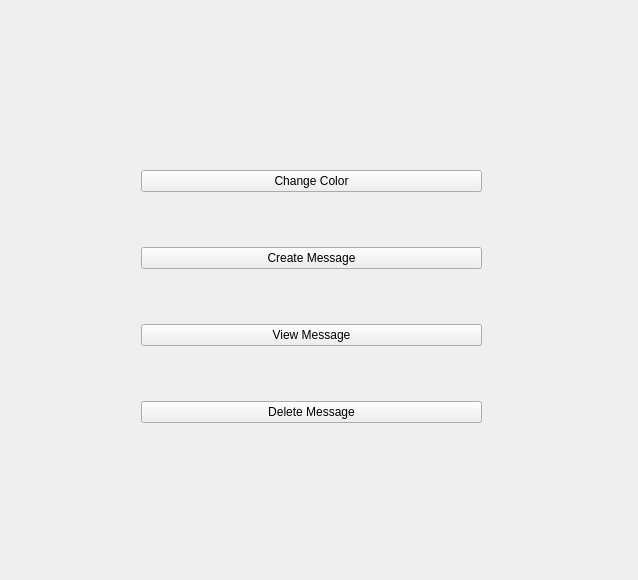
The window that CuringCamPAINS/gui/resourcesgui.ui (CS-205-S22/CuringCamPAINS) describes before a commit, drawn with Qt 5.
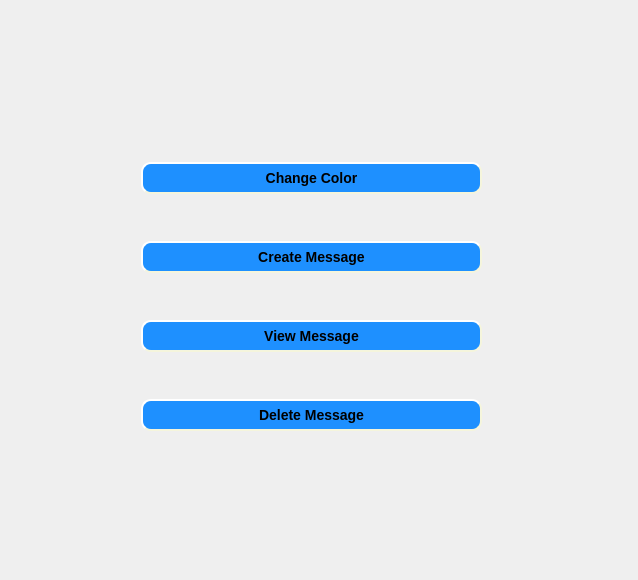
The same window after the commit. The open tabs and pages were chosen to show the change.

Patch:
```diff
--- a/CuringCamPAINS/gui/resourcesgui.ui
+++ b/CuringCamPAINS/gui/resourcesgui.ui
@@ -32,6 +32,15 @@
        <layout class="QVBoxLayout" name="verticalLayout_resources">
         <item>
          <widget class="QPushButton" name="pushButton_changeColor">
+          <property name="styleSheet">
+           <string notr="true">background-color:rgb(30,144,255);
+    border-style: outset;
+    border-width: 2px;
+    border-radius: 10px;
+    border-color: beige;
+    font: bold 14px;
+    padding: 6px;</string>
+          </property>
           <property name="text">
            <string>Change Color</string>
           </property>
@@ -39,6 +48,15 @@
         </item>
         <item>
          <widget class="QPushButton" name="pushButton_createMessage">
+          <property name="styleSheet">
+           <string notr="true">background-color:rgb(30,144,255);
+    border-style: outset;
+    border-width: 2px;
+    border-radius: 10px;
+    border-color: beige;
+    font: bold 14px;
+    padding: 6px;</string>
+          </property>
           <property name="text">
            <string>Create Message</string>
           </property>
@@ -46,6 +64,15 @@
         </item>
         <item>
          <widget class="QPushButton" name="pushButton_viewMessage">
+          <property name="styleSheet">
+           <string notr="true">background-color:rgb(30,144,255);
+    border-style: outset;
+    border-width: 2px;
+    border-radius: 10px;
+    border-color: beige;
+    font: bold 14px;
+    padding: 6px;</string>
+          </property>
           <property name="text">
            <string>View Message</string>
           </property>
@@ -53,6 +80,16 @@
         </item>
         <item>
          <widget class="QPushButton" name="pushButton_deleteMessage">
+          <property name="styleSheet">
+           <string notr="true">background-color:rgb(30,144,255);
+    border-style: outset;
+    border-width: 2px;
+    border-radius: 10px;
+    border-color: beige;
+    font: bold 14px;
+    min-width: 10em;
+    padding: 6px;</string>
+          </property>
           <property name="text">
            <string>Delete Message</string>
           </property>
```
Left out of the diff: 64 changed lines with no effect on the pictures.
